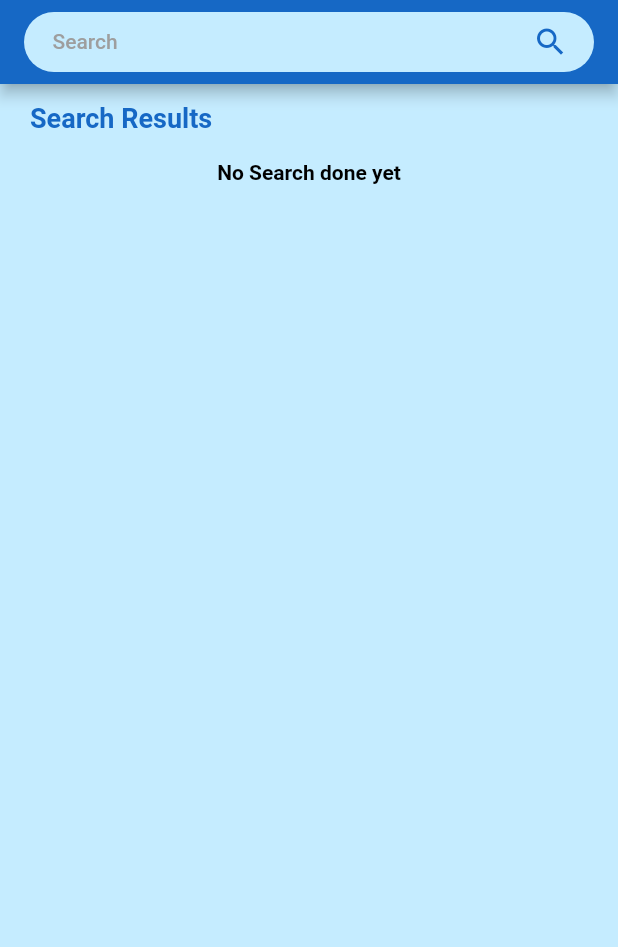
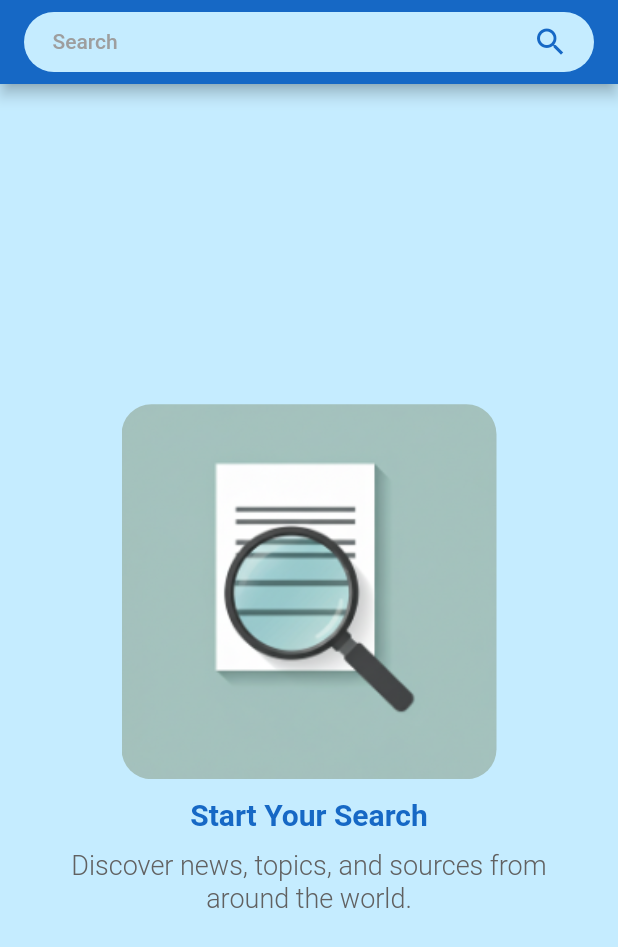
Before and after one commit to Osamamsm/Newsly, a Flutter app: the SearchView screen opened by its route, on a phone screen of 412 x 824 dp. Shown: the top 947 px of the screen. Run offline on Flutter 3.47's test engine with Material 3 defaults, Android fonts, the phone set to English and light mode, and no system bars; our stand-ins replace animated_notch_bottom_bar, cached_network_image, connectivity_plus, dartz, dio, dropdown_button2 and 11 more; accounts and stored records are empty.

Commit message:
added empty search body

```diff
--- a/lib/core/constants/assets.dart
+++ b/lib/core/constants/assets.dart
@@ -9,6 +9,10 @@ class Assets {
   /// Assets for assetsImagesEmptyFeedImage
   /// assets/images/empty_feed_image.png
   static const String assetsImagesEmptyFeedImage = "assets/images/empty_feed_image.png";
+
+  /// Assets for assetsImagesEmptySearchImage
+  /// assets/images/empty_search_image.png
+  static const String assetsImagesEmptySearchImage = "assets/images/empty_search_image.png";
 
   /// Assets for assetsOnBoardingFirstPageDarkImage
   /// assets/on_boarding/first_page_dark_image.png
--- /dev/null
+++ b/lib/features/search/presentation/widgets/empty_search_body.dart
@@ -0,0 +1,48 @@
+import 'package:flutter/material.dart';
+import 'package:newsly/core/constants/app_text_styles.dart';
+import 'package:newsly/core/constants/assets.dart';
+import 'package:newsly/core/helpers/spacing.dart';
+import 'package:newsly/generated/l10n.dart';
+
+class EmptySearchBody extends StatelessWidget {
+  const EmptySearchBody({super.key});
+
+  @override
+  Widget build(BuildContext context) {
+    return Center(
+      child: Padding(
+        padding: const EdgeInsets.symmetric(horizontal: 24, vertical: 30),
+        child: Column(
+          mainAxisAlignment: MainAxisAlignment.center,
+          children: [
+            ClipRRect(
+              borderRadius: BorderRadius.circular(20),
+              child: Image.asset(
+                Assets.assetsImagesEmptySearchImage,
+                height: 250,
+                width: 250,
+                fit: BoxFit.cover,
+              ),
+            ),
+
+            vGap(10),
+
+            Text(
+              S.of(context).empty_search_title,
+              style: AppTextStyles.titleBoldPrimary20,
+              textAlign: TextAlign.center,
+            ),
+
+            vGap(10),
+
+            Text(
+              S.of(context).empty_search_subtitle,
+              style: AppTextStyles.bodyMediumDarkGrey18,
+              textAlign: TextAlign.center,
+            ),
+          ],
+        ),
+      ),
+    );
+  }
+}
--- /dev/null
+++ b/lib/features/search/presentation/widgets/search_results_body.dart
@@ -0,0 +1,34 @@
+import 'package:flutter/material.dart';
+import 'package:newsly/core/constants/app_text_styles.dart';
+import 'package:newsly/core/helpers/spacing.dart';
+import 'package:newsly/core/models/news_model/article.dart';
+import 'package:newsly/core/widgets/article_tile_widget.dart';
+import 'package:newsly/core/widgets/articles_list_view.dart';
+import 'package:newsly/generated/l10n.dart';
+
+class SearchResultsBody extends StatelessWidget {
+  const SearchResultsBody({super.key, required this.articles});
+
+  final List<Article> articles;
+
+  @override
+  Widget build(BuildContext context) {
+    return Column(
+      crossAxisAlignment: CrossAxisAlignment.start,
+      children: [
+        Text(
+          S.of(context).search_results,
+          style: AppTextStyles.titleBoldPrimary18,
+        ),
+        vGap(15),
+        Expanded(
+          child: ArticlesListView(
+            onRefresh: () async {},
+            articles: articles,
+            itemBuilder: (article) => ArticleTileWidget(article: article),
+          ),
+        ),
+      ],
+    );
+  }
+}
--- a/lib/features/search/presentation/widgets/search_results_widget.dart
+++ /dev/null
@@ -1,52 +0,0 @@
-import 'package:flutter/material.dart';
-import 'package:flutter_bloc/flutter_bloc.dart';
-import 'package:newsly/core/constants/app_text_styles.dart';
-import 'package:newsly/core/widgets/article_tile_widget.dart';
-import 'package:newsly/core/widgets/articles_list_view.dart';
-import 'package:newsly/core/widgets/articles_skeletonizer.dart';
-import 'package:newsly/core/widgets/error_body.dart';
-import 'package:newsly/features/search/presentation/view_model/cubit/search_cubit.dart';
-import 'package:newsly/features/search/presentation/view_model/cubit/search_state.dart';
-import 'package:newsly/generated/l10n.dart';
-
-class SearchResultsWidget extends StatelessWidget {
-  const SearchResultsWidget({super.key});
-
-  @override
-  Widget build(BuildContext context) {
-    return BlocBuilder<SearchCubit, SearchState>(
-      builder: (context, state) {
-        if (state is SearchSucceeded) {
-          return Expanded(
-            child: ArticlesListView(
-              onRefresh: () async {},
-              articles: state.articles,
-              itemBuilder: (article) => ArticleTileWidget(article: article),
-            ),
-          );
-        } else if (state is SearchFailed) {
-          return ErrorBody(
-            errMessage: state.errMessage,
-            onRetry: () {
-              final cubit = context.read<SearchCubit>();
-              cubit.onQueryChanged(cubit.lastQuery);
-            },
-          );
-        } else if (state is SearchLoading) {
-          return Expanded(
-            child: ArticlesSkeletonizer(
-              itemBuilder: (article) => ArticleTileWidget(article: article),
-            ),
-          );
-        } else {
-          return Center(
-            child: Text(
-              S.of(context).no_search_done_yet,
-              style: AppTextStyles.bodyBoldBlack14,
-            ),
-          );
-        }
-      },
-    );
-  }
-}
--- a/lib/features/search/presentation/widgets/search_view_body.dart
+++ b/lib/features/search/presentation/widgets/search_view_body.dart
@@ -1,8 +1,12 @@
 import 'package:flutter/material.dart';
-import 'package:newsly/core/constants/app_text_styles.dart';
-import 'package:newsly/core/helpers/spacing.dart';
-import 'package:newsly/features/search/presentation/widgets/search_results_widget.dart';
-import 'package:newsly/generated/l10n.dart';
+import 'package:flutter_bloc/flutter_bloc.dart';
+import 'package:newsly/core/widgets/article_tile_widget.dart';
+import 'package:newsly/core/widgets/articles_skeletonizer.dart';
+import 'package:newsly/core/widgets/error_body.dart';
+import 'package:newsly/features/search/presentation/view_model/cubit/search_cubit.dart';
+import 'package:newsly/features/search/presentation/view_model/cubit/search_state.dart';
+import 'package:newsly/features/search/presentation/widgets/empty_search_body.dart';
+import 'package:newsly/features/search/presentation/widgets/search_results_body.dart';
 
 class SearchViewBody extends StatelessWidget {
   const SearchViewBody({super.key});
@@ -11,17 +15,29 @@ class SearchViewBody extends StatelessWidget {
   Widget build(BuildContext context) {
     return Padding(
       padding: const EdgeInsets.symmetric(horizontal: 20.0, vertical: 12),
-      child: Column(
-        crossAxisAlignment: CrossAxisAlignment.start,
-        children: [
-          Text(
-            S.of(context).search_results,
-            style: AppTextStyles.titleBoldPrimary18,
-          ),
-          vGap(15),
-          SearchResultsWidget(),
-        ],
-      ),
+      child: BlocBuilder<SearchCubit, SearchState>(
+      builder: (context, state) {
+        if (state is SearchSucceeded) {
+          return SearchResultsBody(articles: state.articles,);
+        } else if (state is SearchFailed) {
+          return ErrorBody(
+            errMessage: state.errMessage,
+            onRetry: () {
+              final cubit = context.read<SearchCubit>();
+              cubit.onQueryChanged(cubit.lastQuery);
+            },
+          );
+        } else if (state is SearchLoading) {
+          return Expanded(
+            child: ArticlesSkeletonizer(
+              itemBuilder: (article) => ArticleTileWidget(article: article),
+            ),
+          );
+        } else {
+          return EmptySearchBody();
+        }
+      },
+    ),
     );
   }
 }
--- a/lib/l10n/intl_ar.arb
+++ b/lib/l10n/intl_ar.arb
@@ -57,5 +57,7 @@
     "try_again":"حاول مرة أخرى",
     "go_to_home":"اذهب الى الصفحة الرئيسية",
     "empty_book_marks_title":"قائمة القراءة الخاصة بك فارغة",
-    "empty_book_marks_subtitle":"اضغط على أيقونة الإشارة المرجعية على أي مقال لحفظه لقراءته في وقت لاحق."
+    "empty_book_marks_subtitle":"اضغط على أيقونة الإشارة المرجعية على أي مقال لحفظه لقراءته في وقت لاحق.",
+    "empty_search_title":"ابدأ البحث",
+    "empty_search_subtitle":"اكتشف الأخبار والموضوعات والمصادر من جميع أنحاء العالم."
 }
--- a/lib/l10n/intl_en.arb
+++ b/lib/l10n/intl_en.arb
@@ -57,5 +57,7 @@
     "try_again":"Try Again",
     "go_to_home":"Go To Home",
     "empty_book_marks_title":"Your Reading List is Empty",
-    "empty_book_marks_subtitle":"Tap the bookmark icon on any article to save it for later."
+    "empty_book_marks_subtitle":"Tap the bookmark icon on any article to save it for later.",
+    "empty_search_title":"Start Your Search",
+    "empty_search_subtitle":"Discover news, topics, and sources from around the world."
 }
```
Also changed, not shown: assets/images/empty_search_image.png (added), lib/generated/intl/messages_ar.dart, lib/generated/intl/messages_en.dart, lib/generated/l10n.dart.
